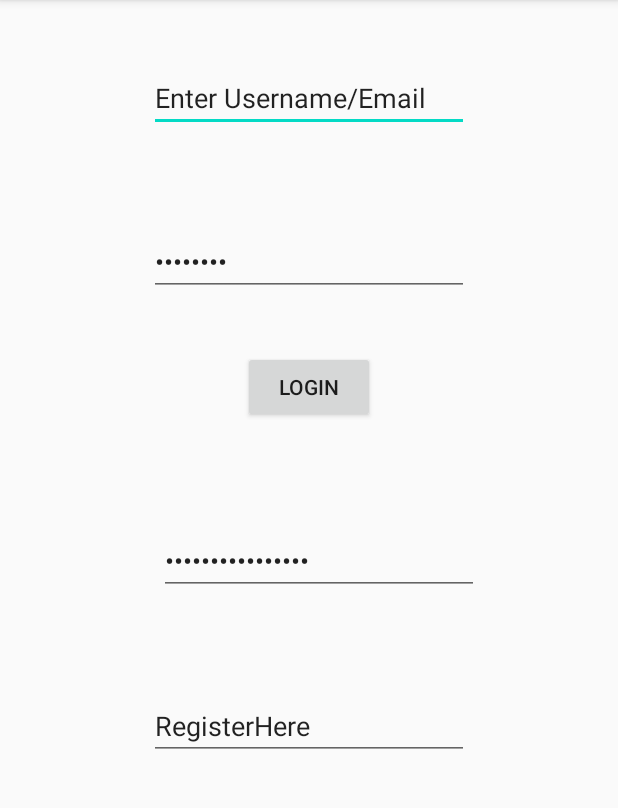
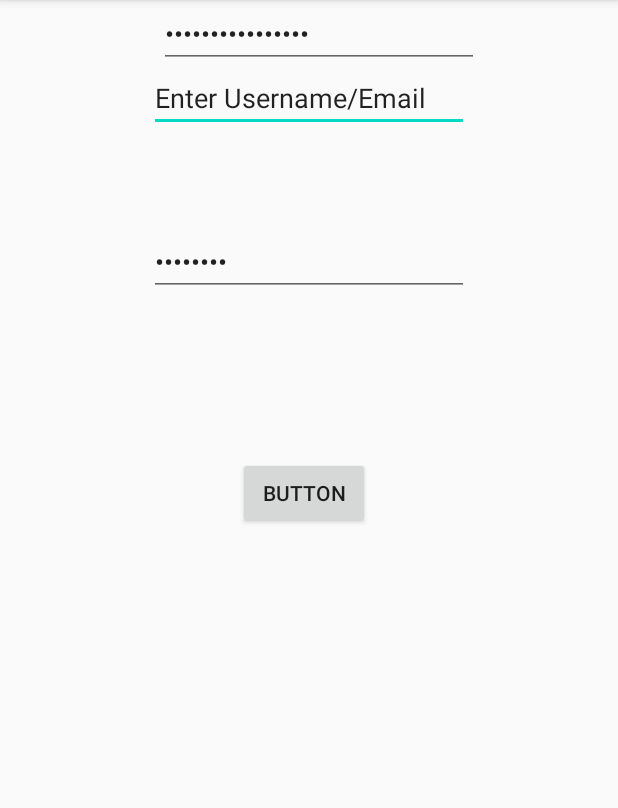
Before and after one commit to ayinembabaziphionah/Course-tracking_app, an Android app: the screen it shows after launch (MainActivity), on a phone screen of 412 x 824 dp, the part 84-892 px from its top. Run offline under Robolectric (Android 15) with nearby library versions, the phone set to English and light mode, and no system bars.

Commit message:
first commit

```diff
--- a/app/build.gradle
+++ b/app/build.gradle
@@ -29,6 +29,7 @@ dependencies {
     implementation 'androidx.core:core-ktx:1.3.1'
     implementation 'androidx.appcompat:appcompat:1.1.0'
     implementation 'androidx.constraintlayout:constraintlayout:1.1.3'
+    implementation 'androidx.recyclerview:recyclerview:1.1.0'
     testImplementation 'junit:junit:4.12'
     androidTestImplementation 'androidx.test.ext:junit:1.1.1'
     androidTestImplementation 'androidx.test.espresso:espresso-core:3.2.0'
--- a/app/src/main/AndroidManifest.xml
+++ b/app/src/main/AndroidManifest.xml
@@ -9,7 +9,9 @@
         android:roundIcon="@mipmap/ic_launcher_round"
         android:supportsRtl="true"
         android:theme="@style/AppTheme">
-        <activity android:name=".Registration"></activity>
+        <activity android:name=".CourseActivity"></activity>
+        <activity android:name=".CoursesActivity" />
+        <activity android:name=".Registration" />
         <activity android:name=".MainActivity">
             <intent-filter>
                 <action android:name="android.intent.action.MAIN" />
--- a/app/src/main/java/com/example/hello/MainActivity.kt
+++ b/app/src/main/java/com/example/hello/MainActivity.kt
@@ -9,7 +9,7 @@ class MainActivity : AppCompatActivity() {
     override fun onCreate(savedInstanceState: Bundle?) {
         super.onCreate(savedInstanceState)
         setContentView(R.layout.activity_main)
-        btnLogin.setOnClickListener {
+        btnRegisterHere.setOnClickListener {
             var userName=etUserName.text.toString()
             var password=etPassword.text.toString()
             Toast.makeText(baseContext,userName,Toast.LENGTH_LONG).show()
--- a/app/src/main/res/layout/activity_main.xml
+++ b/app/src/main/res/layout/activity_main.xml
@@ -44,48 +44,12 @@
         app:layout_constraintStart_toStartOf="parent"
         app:layout_constraintTop_toBottomOf="@+id/etUserName" />
 
-    <Button
-        android:id="@+id/btnLogin"
-        android:layout_width="wrap_content"
-        android:layout_height="wrap_content"
-        android:layout_marginStart="32dp"
-        android:layout_marginLeft="32dp"
-        android:layout_marginTop="32dp"
-        android:layout_marginEnd="32dp"
-        android:layout_marginRight="32dp"
-        android:layout_marginBottom="482dp"
-        android:text="Login"
-        app:layout_constraintBottom_toBottomOf="parent"
-        app:layout_constraintEnd_toEndOf="parent"
-        app:layout_constraintStart_toStartOf="parent"
-        app:layout_constraintTop_toBottomOf="@+id/etPassword" />
-
-    <EditText
-        android:id="@+id/etRegisterHere"
-        android:layout_width="wrap_content"
-        android:layout_height="wrap_content"
-        android:layout_marginStart="32dp"
-        android:layout_marginLeft="32dp"
-        android:layout_marginTop="177dp"
-        android:layout_marginEnd="32dp"
-        android:layout_marginRight="32dp"
-        android:layout_marginBottom="259dp"
-        android:ems="10"
-        android:hint="Register Here"
-        android:inputType="textPersonName"
-        android:text="RegisterHere"
-        app:layout_constraintBottom_toBottomOf="parent"
-        app:layout_constraintEnd_toEndOf="parent"
-        app:layout_constraintStart_toStartOf="parent"
-        app:layout_constraintTop_toBottomOf="@+id/btnLogin" />
-
     <EditText
         android:id="@+id/etForgotPassword"
         android:layout_width="wrap_content"
         android:layout_height="wrap_content"
         android:layout_marginStart="107dp"
         android:layout_marginLeft="107dp"
-        android:layout_marginTop="69dp"
         android:layout_marginEnd="94dp"
         android:layout_marginRight="94dp"
         android:ems="10"
@@ -94,5 +58,21 @@
         android:text="Forgot Password?"
         app:layout_constraintEnd_toEndOf="parent"
         app:layout_constraintStart_toStartOf="parent"
-        app:layout_constraintTop_toBottomOf="@+id/btnLogin" />
+        tools:layout_editor_absoluteY="318dp" />
+
+    <Button
+        android:id="@+id/btnRegisterHere"
+        android:layout_width="wrap_content"
+        android:layout_height="wrap_content"
+        android:layout_marginStart="158dp"
+        android:layout_marginLeft="158dp"
+        android:layout_marginTop="82dp"
+        android:layout_marginEnd="165dp"
+        android:layout_marginRight="165dp"
+        android:layout_marginBottom="238dp"
+        android:text="Button"
+        app:layout_constraintBottom_toBottomOf="parent"
+        app:layout_constraintEnd_toEndOf="parent"
+        app:layout_constraintStart_toStartOf="parent"
+        app:layout_constraintTop_toBottomOf="@+id/etForgotPassword" />
 </androidx.constraintlayout.widget.ConstraintLayout>
```
Also changed, not shown: app/src/main/java/com/example/hello/CoursesActivity.kt (added, +11 -0 lines), app/src/main/res/layout/activity_course.xml (added, +130 -0 lines), app/src/main/res/layout/activity_courses.xml (added, +7 -0 lines).
